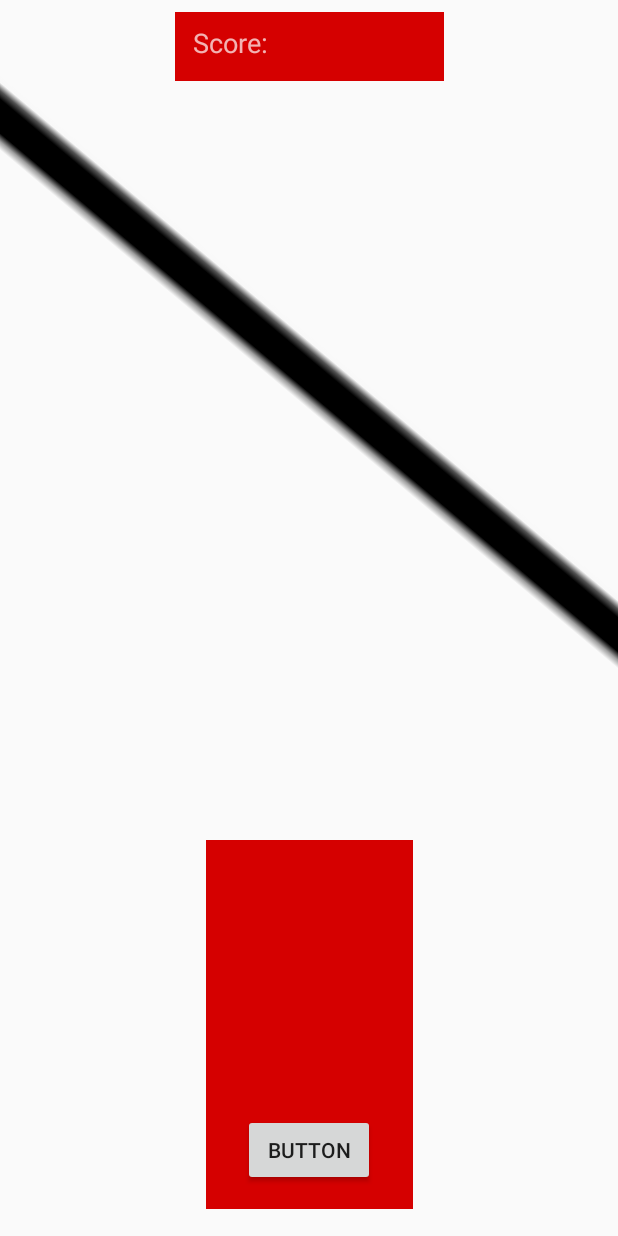
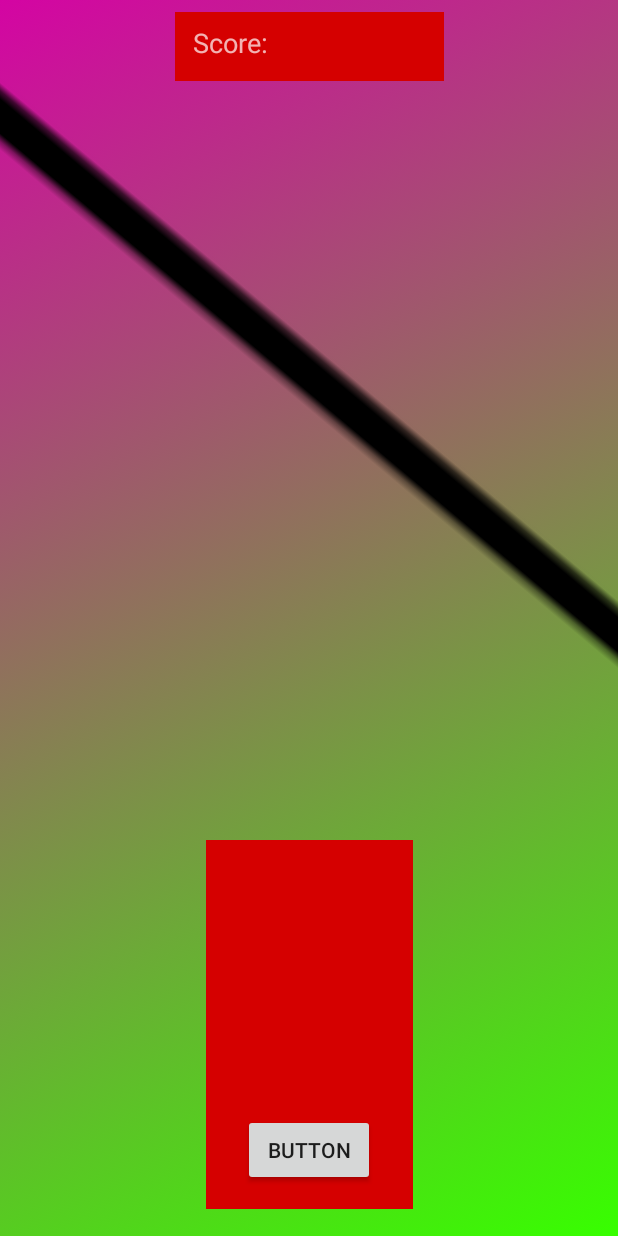
Before and after one commit to mitra1759/mindlessgame2, an Android app: the screen it shows after launch (MainActivity), on a phone screen of 412 x 824 dp. Run offline under Robolectric (Android 15) with nearby library versions, the phone set to English and light mode, and no system bars.

Commit message:
added color changing backgrounds and fullscreen

```diff
--- a/app/src/main/AndroidManifest.xml
+++ b/app/src/main/AndroidManifest.xml
@@ -3,6 +3,7 @@
     package="com.example.brenden.mindlessgame2">
 
     <application
+
         android:allowBackup="true"
         android:icon="@mipmap/ic_launcher"
         android:label="@string/app_name"
--- a/app/src/main/java/com/example/brenden/mindlessgame2/MainActivity.java
+++ b/app/src/main/java/com/example/brenden/mindlessgame2/MainActivity.java
@@ -1,5 +1,7 @@
 package com.example.brenden.mindlessgame2;
 
+import android.graphics.drawable.AnimationDrawable;
+import android.support.constraint.ConstraintLayout;
 import android.support.v7.app.AppCompatActivity;
 import android.os.Bundle;
 import android.view.View;
@@ -10,21 +12,27 @@ import android.widget.Button;
 import android.widget.ImageView;
 import android.widget.TextView;
 import android.os.CountDownTimer;
-import android.app.Application;
+import android.view.WindowManager;
 import android.media.MediaPlayer;
-import java.lang.Object;
 
 
 public class MainActivity extends AppCompatActivity {
-    int points=0;
-    int speed=1000;
+    int points = 0;
+    int speed = 1000;
     private final static int MAX_VOLUME = 100;
+    ConstraintLayout myLayout;
+    AnimationDrawable animationDrawable;
+
     @Override
     protected void onCreate(Bundle savedInstanceState) {
         super.onCreate(savedInstanceState);
-//        start= findViewById(R.id.button2);
-//        pendulum= findViewById(R.id.imageView1);
+        getWindow().setFlags(WindowManager.LayoutParams.FLAG_FULLSCREEN, WindowManager.LayoutParams.FLAG_FULLSCREEN);
         setContentView(R.layout.activity_main);
+        myLayout = (ConstraintLayout) findViewById(R.id.myLayout);
+        animationDrawable = (AnimationDrawable) myLayout.getBackground();
+        animationDrawable.setEnterFadeDuration(4500);
+        animationDrawable.setExitFadeDuration(4500);
+        animationDrawable.start();
         final Button start = findViewById(R.id.button2);
         final ImageView pendulum = findViewById(R.id.imageView1);
         final TextView score = findViewById(R.id.textView);
@@ -46,62 +54,34 @@ public class MainActivity extends AppCompatActivity {
 
         pendulum.setOnClickListener(new View.OnClickListener() {
             public void onClick(View v) {
-                if(pendulum.getRotation()<20&&pendulum.getRotation()>-20){
+                if (pendulum.getRotation() < 20 && pendulum.getRotation() > -20) {
                     ding.start();
-                    points+=100;
-                    points*=1.3;
-                    points/=10;
-                    points*=10;
-                    score.setText("Score:"+points);
-                    speed*=1.03;
-                }
-                else {
-                    speed=1000;
-                    points=0;
-                    score.setText("Score:"+points);
+                    points += 100;
+                    points *= 1.3;
+                    points /= 10;
+                    points *= 10;
+                    score.setText("Score:" + points);
+                    speed *= 1.03;
+                } else {
+                    speed = 1000;
+                    points = 0;
+                    score.setText("Score:" + points);
                 }
             }
         });
         start.setOnClickListener(new View.OnClickListener() {
             public void onClick(View v) {
-//                Animation rotate = new RotateAnimation(60f, -60f,
-//                        Animation.RELATIVE_TO_SELF, .0f, Animation.RELATIVE_TO_SELF,
-//                        .0f);
-//                rotate.setRepeatCount(0);
-//                rotate.setDuration(500);
-//                rotate.getFillBefore();
-//                rotate.setFillAfter(true);
-//                rotate.setInterpolator(new AccelerateDecelerateInterpolator());
-//                pendulum.startAnimation(rotate);
-//                Animation rotate1 = new RotateAnimation(105.0f, 0.0f,
-//                        Animation.RELATIVE_TO_SELF, .0f, Animation.RELATIVE_TO_PARENT,
-//                        .15f);
-//                rotate.setRepeatCount(0);
-//                rotate.setDuration(500);
-//
-//                rotate.setFillAfter(true);
-//                rotate.setInterpolator(new AccelerateDecelerateInterpolator());
-//                pendulum.startAnimation(rotate1);
-
-
-//                pendulum.startAnimation(rotate1);
-
-
-                    pendulum.animate().rotation(pendulum.getRotation() + 100).setInterpolator(new AccelerateDecelerateInterpolator()).setDuration(1500000/speed).start();
-                    new CountDownTimer(1800000/speed, 600000/speed) {
+                pendulum.animate().rotation(pendulum.getRotation() + 100).setInterpolator(new AccelerateDecelerateInterpolator()).setDuration(1500000 / speed).start();
+                new CountDownTimer(1800000 / speed, 600000 / speed) {
 
                     public void onTick(long millisUntilFinished) {
-//                        mTextField.setText("seconds remaining: " + millisUntilFinished / 1000);
                     }
 
                     public void onFinish() {
-                            pendulum.animate().rotation(pendulum.getRotation() - 100).setInterpolator(new AccelerateDecelerateInterpolator()).setDuration(1500000/speed).start();
-//                            pendulum.RotateAnimation(pendulum.getRotation() ,pendulum.getRotation(),pendulum.getRotation(),pendulum.getRotation()).setInterpolator(new AccelerateDecelerateInterpolator()).setDuration(500).start();
-//                            pendulum.startAnimation(rotate);
-                            new CountDownTimer(1800000/speed, 600000/speed) {
+                        pendulum.animate().rotation(pendulum.getRotation() - 100).setInterpolator(new AccelerateDecelerateInterpolator()).setDuration(1500000 / speed).start();
+                        new CountDownTimer(1800000 / speed, 600000 / speed) {
 
                             public void onTick(long millisUntilFinished) {
-//                        mTextField.setText("seconds remaining: " + millisUntilFinished / 1000);
                             }
 
                             public void onFinish() {
@@ -110,15 +90,6 @@ public class MainActivity extends AppCompatActivity {
                         }.start();
                     }
                 }.start();
-
-
-
-
-//
-//                pendulum.animate().rotation(pendulum.getRotation()+180).start();
-
-
-//                pendulum.setImageResource(R.drawable.pendulum);
             }
         });
     }
--- /dev/null
+++ b/app/src/main/res/drawable/bg_animation.xml
@@ -0,0 +1,12 @@
+<?xml version="1.0" encoding="utf-8"?>
+<animation-list xmlns:android="http://schemas.android.com/apk/res/android">
+    <item
+        android:drawable="@drawable/first_layer"
+        android:duration="4500"/>
+    <item
+        android:drawable="@drawable/second_layer"
+        android:duration="4500"/>
+    <item
+        android:drawable="@drawable/third_layer"
+        android:duration="4500"/>
+</animation-list>
--- /dev/null
+++ b/app/src/main/res/drawable/first_layer.xml
@@ -0,0 +1,7 @@
+<?xml version="1.0" encoding="utf-8"?>
+<shape xmlns:android="http://schemas.android.com/apk/res/android">
+    <gradient
+        android:startColor="#2600fe"
+        android:endColor="#ff1800"
+        android:angle="135"/>
+</shape>
--- /dev/null
+++ b/app/src/main/res/drawable/second_layer.xml
@@ -0,0 +1,7 @@
+<?xml version="1.0" encoding="utf-8"?>
+<shape xmlns:android="http://schemas.android.com/apk/res/android">
+    <gradient
+        android:startColor="#37ff00"
+        android:endColor="#d404a3"
+        android:angle="135"/>
+</shape>
--- /dev/null
+++ b/app/src/main/res/drawable/third_layer.xml
@@ -0,0 +1,7 @@
+<?xml version="1.0" encoding="utf-8"?>
+<shape xmlns:android="http://schemas.android.com/apk/res/android">
+    <gradient
+        android:startColor="#fbd70d"
+        android:endColor="#ea04ff"
+        android:angle="135"/>
+</shape>
--- a/app/src/main/res/layout/activity_main.xml
+++ b/app/src/main/res/layout/activity_main.xml
@@ -4,7 +4,10 @@
     xmlns:tools="http://schemas.android.com/tools"
     android:layout_width="match_parent"
     android:layout_height="match_parent"
+    android:background="@drawable/bg_animation"
+    android:id="@+id/myLayout"
     tools:context=".MainActivity">
+
 
     <ImageView
         android:id="@+id/imageView2"
--- a/app/src/main/res/values/styles.xml
+++ b/app/src/main/res/values/styles.xml
@@ -6,6 +6,8 @@
         <item name="colorPrimary">@color/colorPrimary</item>
         <item name="colorPrimaryDark">@color/colorPrimaryDark</item>
         <item name="colorAccent">@color/colorAccent</item>
+        <item name="android:windowTranslucentStatus">true</item>
+        <item name="android:windowTranslucentNavigation">true</item>
     </style>
 
 </resources>
```
Lines whose indentation alone changed are shown as unchanged.
